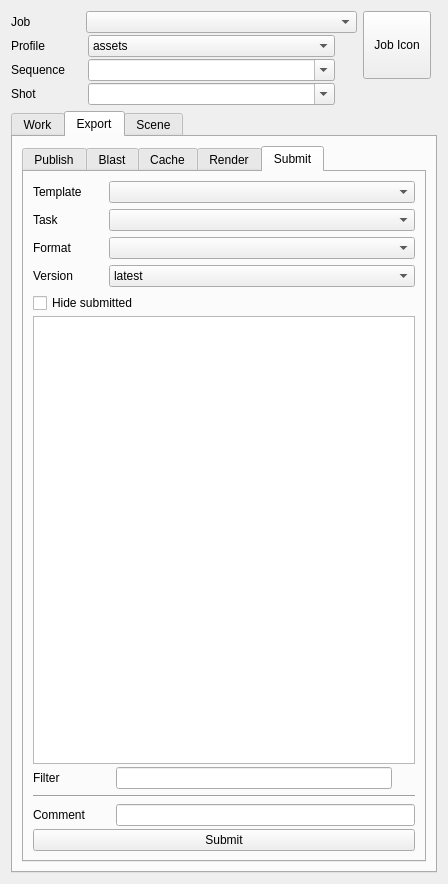
Before: the Qt Designer form python/pini/tools/helper/pini_helper.ui in CBSDigital/pini-dev, drawn with Qt 5.
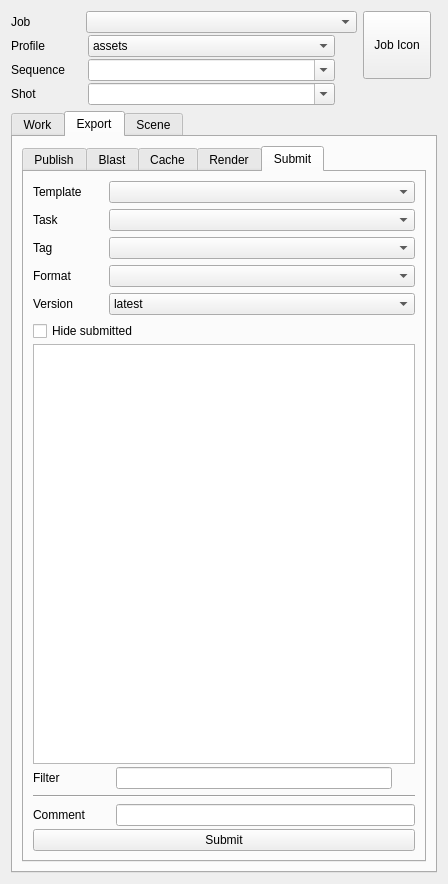
After: the same form once the commit is applied. Icons and pictures are not drawn. Custom widgets are drawn as their Qt base class.

Patch:
```diff
--- a/python/pini/tools/helper/pini_helper.ui
+++ b/python/pini/tools/helper/pini_helper.ui
@@ -1724,6 +1724,32 @@
                </item>
               </layout>
              </item>
+             <item>
+              <layout class="QHBoxLayout" name="horizontalLayout_19">
+               <item>
+                <widget class="QLabel" name="SOutputTaskLabel_6">
+                 <property name="minimumSize">
+                  <size>
+                   <width>70</width>
+                   <height>0</height>
+                  </size>
+                 </property>
+                 <property name="maximumSize">
+                  <size>
+                   <width>55</width>
+                   <height>16777215</height>
+                  </size>
+                 </property>
+                 <property name="text">
+                  <string>Tag</string>
+                 </property>
+                </widget>
+               </item>
+               <item>
+                <widget class="CComboBox" name="ESubmitTag"/>
+               </item>
+              </layout>
+             </item>
              <item>
               <layout class="QHBoxLayout" name="horizontalLayout_13">
                <item>
```
